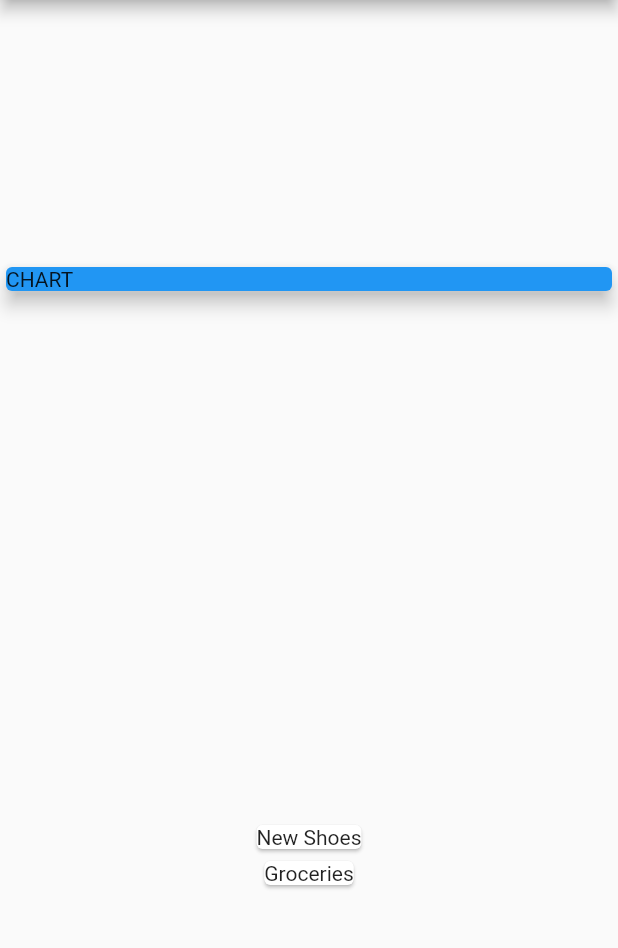
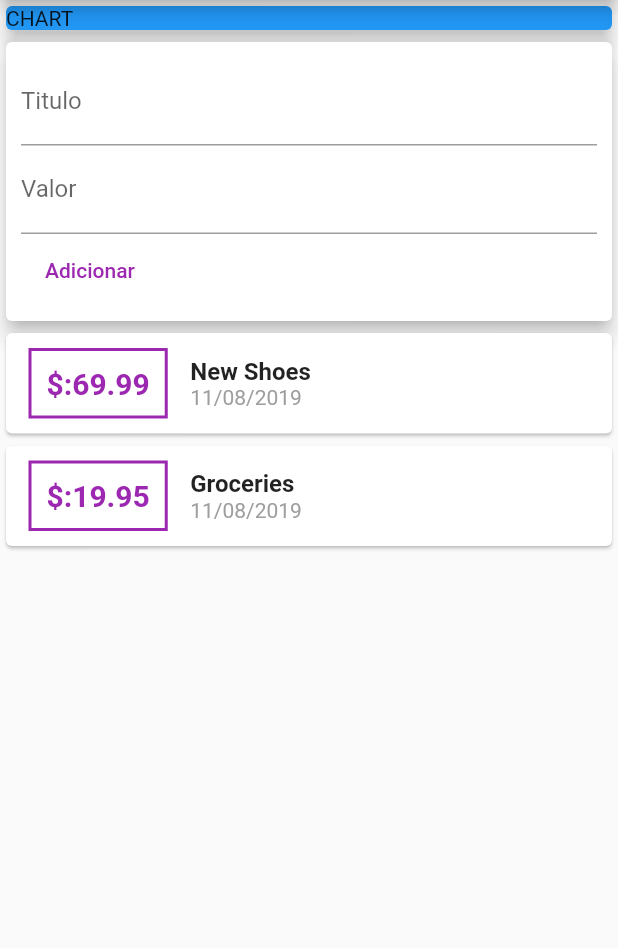
Before and after one commit to mavmaso/gastos_app, a Flutter app: the screen it shows after launch, on a phone screen of 412 x 824 dp, the part 84-1032 px from its top. Run offline on Flutter 3.47's test engine with Material 2 defaults, Android fonts, the phone set to English and light mode, and no system bars.

Commit message:
Adding Text Input Widgets (TextField)

```diff
--- a/lib/main.dart
+++ b/lib/main.dart
@@ -1,5 +1,6 @@
 import './transaction.dart';
 import 'package:flutter/material.dart';
+import 'package:intl/intl.dart';
 
 void main() => runApp(MyApp());
 
@@ -26,7 +27,7 @@ class MyHomePage extends StatelessWidget {
       title: 'Groceries',
       amount: 19.95,
       date: DateTime.now(),
-    )
+    ),
   ];
 
   @override
@@ -36,7 +37,7 @@ class MyHomePage extends StatelessWidget {
         title: Text('Gastos App'),
       ),
       body: Column(
-        mainAxisAlignment: MainAxisAlignment.spaceAround,
+        mainAxisAlignment: MainAxisAlignment.start,
         crossAxisAlignment: CrossAxisAlignment.stretch,
         children: <Widget>[
           Container(
@@ -45,12 +46,71 @@ class MyHomePage extends StatelessWidget {
                 color: Colors.blue,
                 child: Text('CHART'),
                 elevation: 5,
+              )
+          ),
+          Card(
+            elevation: 5,
+            child: Container(
+              padding: EdgeInsets.all(10),
+              child: Column(
+                crossAxisAlignment: CrossAxisAlignment.start,
+                children: <Widget>[
+                  TextField(
+                    decoration: InputDecoration(labelText: 'Titulo'),
+                  ),
+                  TextField(
+                    decoration: InputDecoration(labelText: 'Valor'),
+                  ),
+                  FlatButton(
+                    child: Text('Adicionar'),
+                    textColor: Colors.purple,
+                    onPressed: () {},
+                  ),
+                ],
+              ),
             ),
           ),
           Column(
             children: transactions.map((tx) {
               return Card(
-                child: Text(tx.title),
+                child: Row(
+                  children: <Widget>[
+                    Container(
+                        margin:
+                            EdgeInsets.symmetric(vertical: 10, horizontal: 15),
+                        decoration: BoxDecoration(
+                            border: Border.all(
+                          color: Colors.purple,
+                          width: 2,
+                        )),
+                        padding: EdgeInsets.all(10),
+                        child: Text(
+                          '\$:${tx.amount}',
+                          style: TextStyle(
+                              fontWeight: FontWeight.bold,
+                              fontSize: 20,
+                              color: Colors.purple),
+                        )),
+                    Column(
+                      crossAxisAlignment: CrossAxisAlignment.start,
+                      children: <Widget>[
+                        Text(
+                          tx.title,
+                          style: TextStyle(
+                            fontWeight: FontWeight.bold,
+                            fontSize: 16,
+                          ),
+                        ),
+                        Text(
+                          DateFormat('dd/MM/yyyy').format(tx.date),
+                          style: TextStyle(
+                            color: Colors.grey,
+                          ),
+                        )
+                      ],
+                    )
+                  ],
+                ),
               );
             }).toList(),
           ),
--- a/pubspec.yaml
+++ b/pubspec.yaml
@@ -19,6 +19,7 @@ environment:
 dependencies:
   flutter:
     sdk: flutter
+  intl: ^0.15.8
 
   # The following adds the Cupertino Icons font to your application.
   # Use with the CupertinoIcons class for iOS style icons.
```
Also changed, not shown: pubspec.lock. Lines whose indentation alone changed are shown as unchanged.
